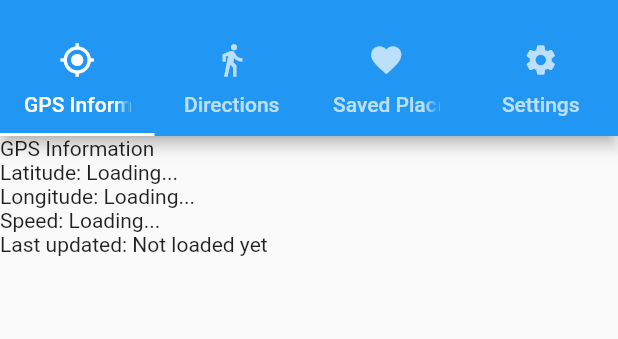
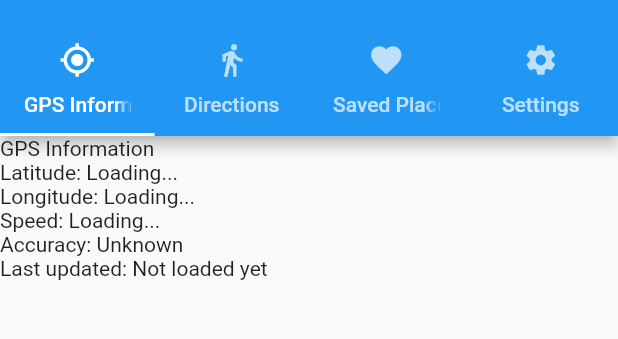
Before and after one commit to chrisnorman7/crowflight, a Flutter app: the screen it shows after launch, on a phone screen of 412 x 824 dp, the part 59-398 px from its top. Run offline on Flutter 3.47's test engine with Material 2 defaults, Android fonts, the phone set to English and light mode, and no system bars; our stand-ins replace location.

Commit message:
Added accuracy row.

```diff
--- a/CrowFlight/lib/tabs/gps.dart
+++ b/CrowFlight/lib/tabs/gps.dart
@@ -14,6 +14,7 @@ class GpsTabState extends State<GpsTab> {
   static double longitude;
   static double lastUpdated;
   static double speed;
+  static double accuracy;
 
   @override
   Widget build(BuildContext context) {
@@ -29,6 +30,13 @@ class GpsTabState extends State<GpsTab> {
       speedString = '${kilometresPerHour.toStringAsFixed(2)} km/h';
     }
     final Text speedWidget = Text('Speed: $speedString');
+    String accuracyString;
+    if (accuracy == null) {
+      accuracyString = 'Unknown';
+    } else {
+      accuracyString = 'To within ${accuracy.toStringAsFixed(2)} m';
+    }
+    final Text accuracyWidget = Text('Accuracy: $accuracyString');
     String lastUpdatedString;
     if (lastUpdated == null) {
       lastUpdatedString = 'Not loaded yet';
@@ -42,6 +50,7 @@ class GpsTabState extends State<GpsTab> {
       latitudeWidget,
       longitudeWidget,
       speedWidget,
+      accuracyWidget,
       lastUpdatedWidget
     ];
     location.onLocationChanged.listen((LocationData currentLocation) {
```
